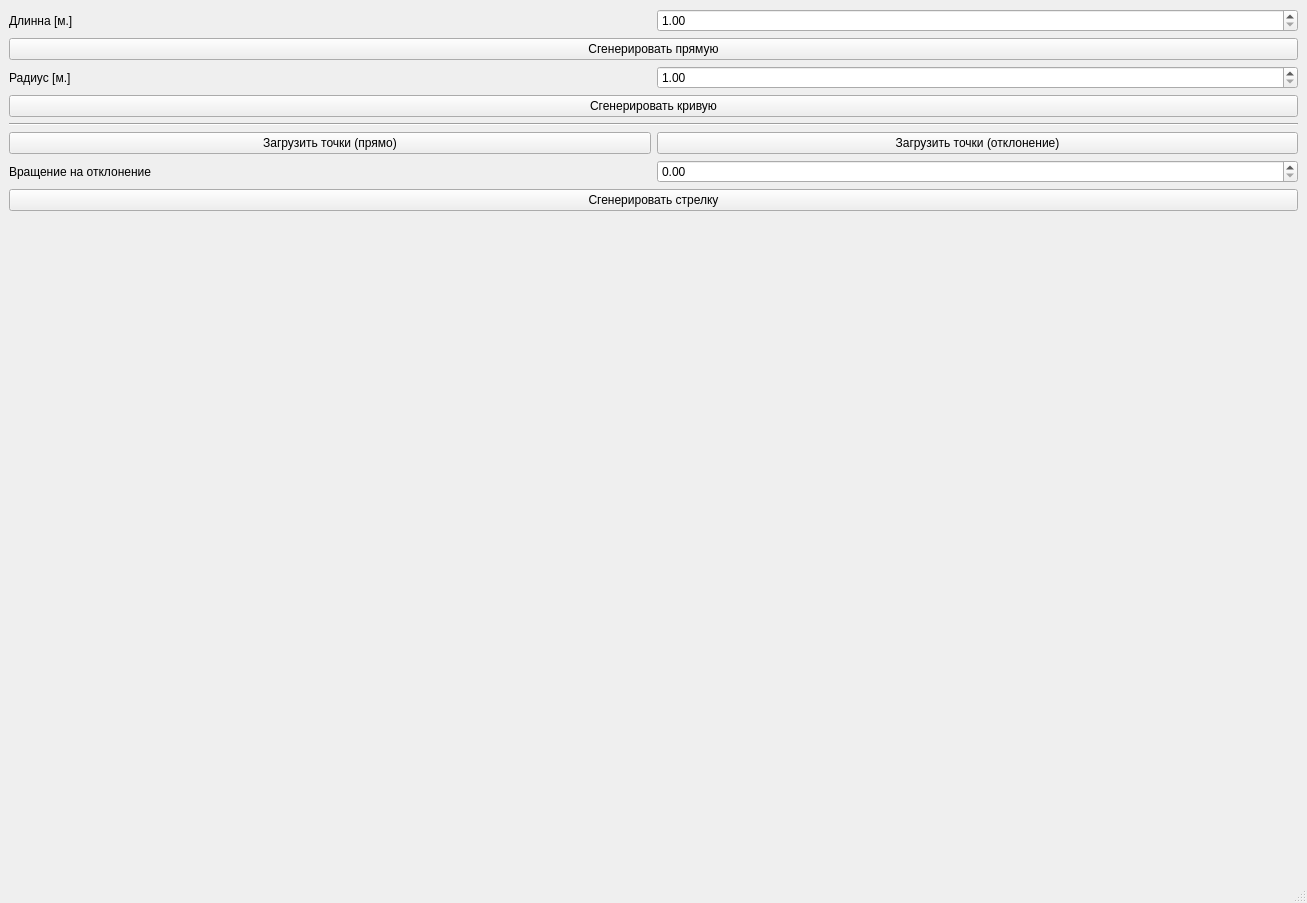
Old version of the form RRSConv/src/MainConvWindow.ui in the repository asafran/RouteEditor.
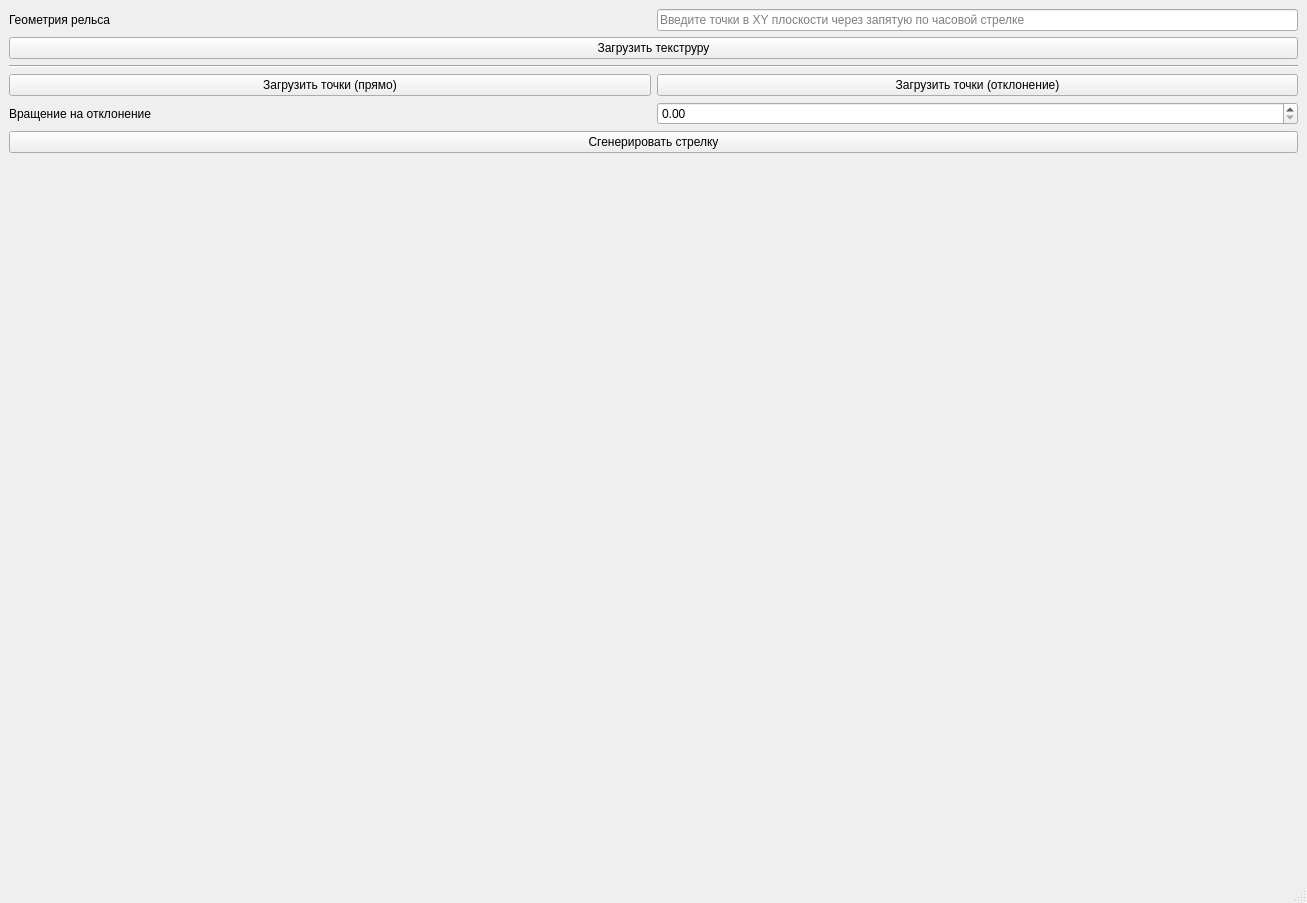
New version of the form.

```diff
--- a/RRSConv/src/MainConvWindow.ui
+++ b/RRSConv/src/MainConvWindow.ui
@@ -22,59 +22,68 @@
       </property>
       <widget class="QWidget" name="gridLayoutWidget">
        <layout class="QGridLayout" name="gridLayout">
-        <item row="1" column="0">
-         <widget class="QLabel" name="label">
-          <property name="text">
-           <string>Длинна [м.]</string>
+        <item row="4" column="0" colspan="2">
+         <widget class="Line" name="line_2">
+          <property name="orientation">
+           <enum>Qt::Horizontal</enum>
           </property>
          </widget>
         </item>
-        <item row="10" column="0">
+        <item row="7" column="1">
+         <widget class="QDoubleSpinBox" name="doubleSpinBox">
+          <property name="maximum">
+           <double>90.000000000000000</double>
+          </property>
+         </widget>
+        </item>
+        <item row="7" column="0">
          <widget class="QLabel" name="label_4">
           <property name="text">
            <string>Вращение на отклонение</string>
           </property>
          </widget>
         </item>
-        <item row="8" column="1">
+        <item row="5" column="1">
          <widget class="QPushButton" name="loadPntsB">
+          <property name="sizePolicy">
+           <sizepolicy hsizetype="MinimumExpanding" vsizetype="Fixed">
+            <horstretch>0</horstretch>
+            <verstretch>0</verstretch>
+           </sizepolicy>
+          </property>
           <property name="text">
            <string>Загрузить точки (отклонение)</string>
           </property>
          </widget>
         </item>
-        <item row="1" column="1">
-         <widget class="QDoubleSpinBox" name="lenghtSpin">
-          <property name="minimum">
-           <double>1.000000000000000</double>
-          </property>
-          <property name="maximum">
-           <double>10000.000000000000000</double>
-          </property>
-         </widget>
-        </item>
-        <item row="3" column="0">
-         <widget class="QLabel" name="label_2">
-          <property name="text">
-           <string>Радиус [м.]</string>
-          </property>
-         </widget>
-        </item>
-        <item row="7" column="0" colspan="2">
-         <widget class="Line" name="line_2">
-          <property name="orientation">
-           <enum>Qt::Horizontal</enum>
-          </property>
-         </widget>
-        </item>
-        <item row="11" column="0" colspan="2">
+        <item row="8" column="0" colspan="2">
          <widget class="QPushButton" name="genSwButt">
           <property name="text">
            <string>Сгенерировать стрелку</string>
           </property>
          </widget>
         </item>
-        <item row="12" column="0" colspan="2">
+        <item row="0" column="1">
+         <widget class="QLineEdit" name="lineEdit">
+          <property name="placeholderText">
+           <string>Введите точки в XY плоскости через запятую по часовой стрелке</string>
+          </property>
+         </widget>
+        </item>
+        <item row="5" column="0">
+         <widget class="QPushButton" name="loadPntsStB">
+          <property name="sizePolicy">
+           <sizepolicy hsizetype="MinimumExpanding" vsizetype="Fixed">
+            <horstretch>0</horstretch>
+            <verstretch>0</verstretch>
+           </sizepolicy>
+          </property>
+          <property name="text">
+           <string>Загрузить точки (прямо)</string>
+          </property>
+         </widget>
+        </item>
+        <item row="9" column="0" colspan="2">
          <spacer name="verticalSpacer">
           <property name="orientation">
            <enum>Qt::Vertical</enum>
@@ -87,41 +96,17 @@
           </property>
          </spacer>
         </item>
-        <item row="2" column="0" colspan="2">
-         <widget class="QPushButton" name="genStButt">
+        <item row="0" column="0">
+         <widget class="QLabel" name="label">
           <property name="text">
-           <string>Сгенерировать прямую</string>
+           <string>Геометрия рельса</string>
           </property>
          </widget>
         </item>
-        <item row="8" column="0">
-         <widget class="QPushButton" name="loadPntsStB">
+        <item row="3" column="0" colspan="2">
+         <widget class="QPushButton" name="pushButton">
           <property name="text">
-           <string>Загрузить точки (прямо)</string>
-          </property>
-         </widget>
-        </item>
-        <item row="3" column="1">
-         <widget class="QDoubleSpinBox" name="radiusSpin">
-          <property name="minimum">
-           <double>1.000000000000000</double>
-          </property>
-          <property name="maximum">
-           <double>9000.000000000000000</double>
-          </property>
-         </widget>
-        </item>
-        <item row="4" column="0" colspan="2">
-         <widget class="QPushButton" name="genRButt">
-          <property name="text">
-           <string>Сгенерировать кривую</string>
-          </property>
-         </widget>
-        </item>
-        <item row="10" column="1">
-         <widget class="QDoubleSpinBox" name="doubleSpinBox">
-          <property name="maximum">
-           <double>90.000000000000000</double>
+           <string>Загрузить текструру</string>
           </property>
          </widget>
         </item>
```
